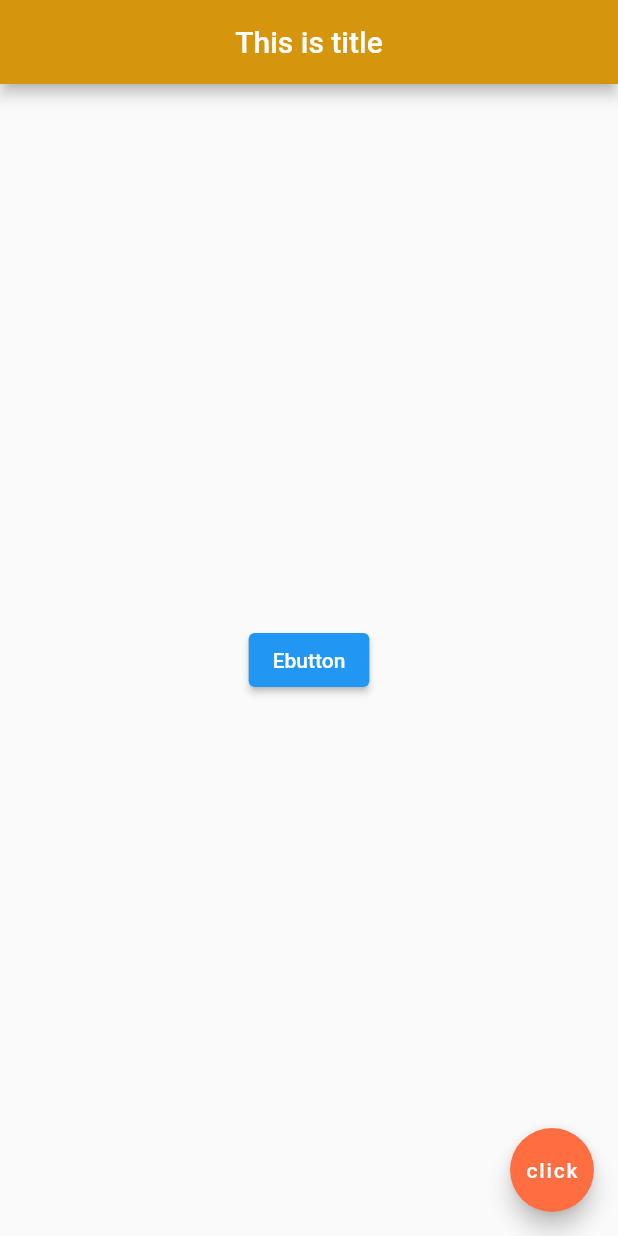
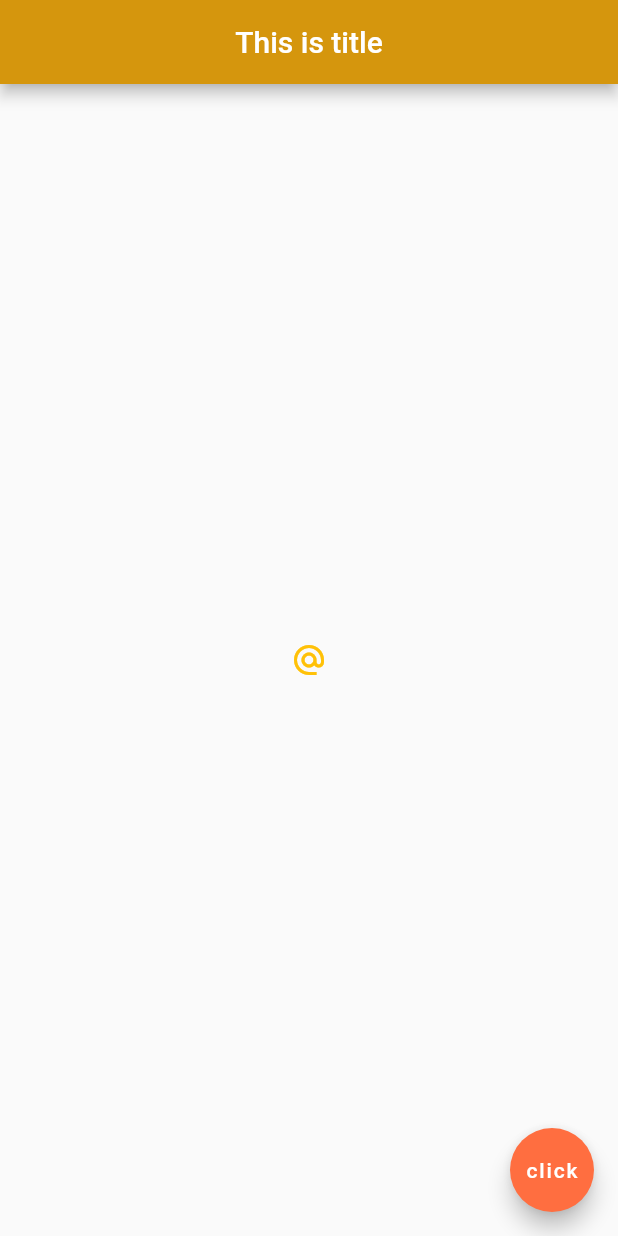
Before and after one commit to RiteshHajare/flutter2, a Flutter app: the screen it shows after launch, on a phone screen of 412 x 824 dp. Run offline on Flutter 3.47's test engine with Material 2 defaults, Android fonts, the phone set to English and light mode, and no system bars.

Commit message:
icon which is button

```diff
--- a/lib/main.dart
+++ b/lib/main.dart
@@ -16,11 +16,13 @@ class Home extends StatelessWidget {
         backgroundColor: Color.fromARGB(255, 213, 150, 13),
       ),
       body: Center(
-          child: ElevatedButton(
-              onPressed: () {
-                print('evivated button');
-              },
-              child: Text("Ebutton"))),
+          child: IconButton(
+        onPressed: () {
+          print('icon button');
+        },
+        icon: Icon(Icons.alternate_email),
+        color: Colors.amber,
+      )),
       floatingActionButton: FloatingActionButton(
         onPressed: () {
           print('button pressed');
```
